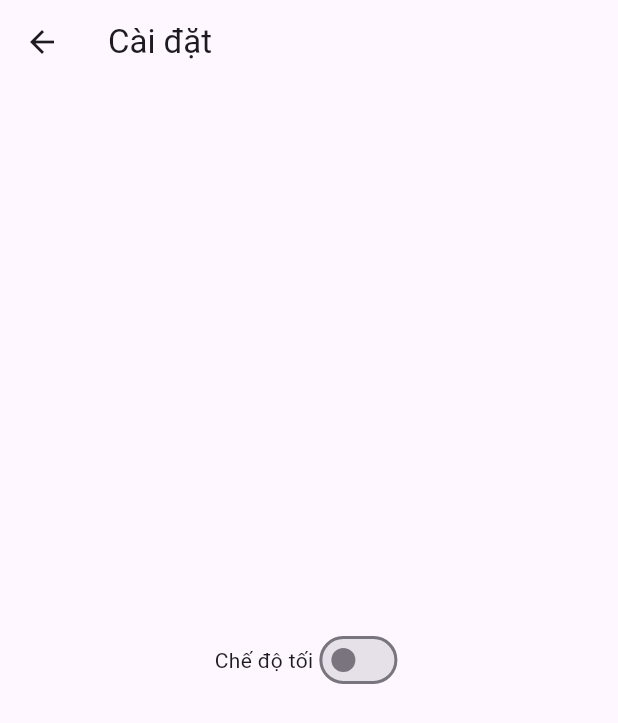
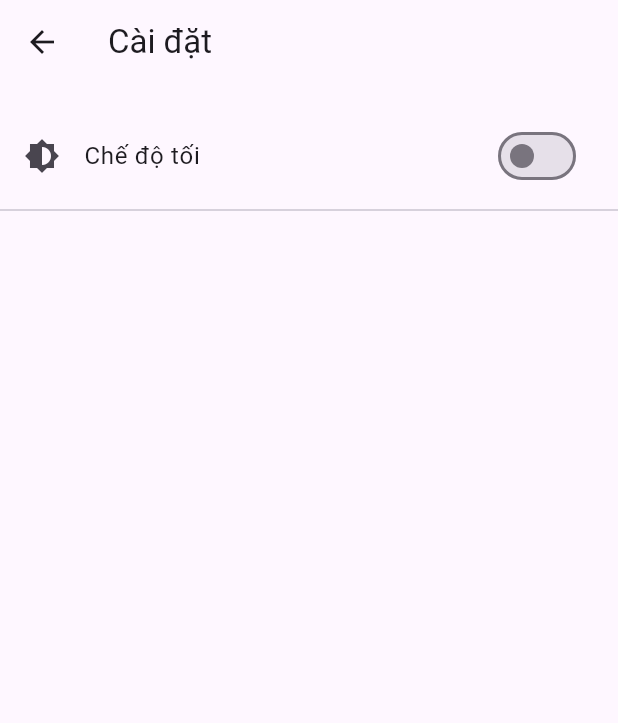
Before and after one commit to PaTH13U/daily_planner, a Flutter app: the SettingsScreen screen opened directly, on a phone screen of 412 x 824 dp. Shown: the top 723 px of the screen. Run offline on Flutter 3.47's test engine with Material 3 defaults, Android fonts, the phone set to English and light mode, and no system bars; our stand-ins replace table_calendar.

Commit message:
Refactor SettingsScreen UI and add dark mode toggle

```diff
--- a/lib/screens/settings_screen.dart
+++ b/lib/screens/settings_screen.dart
@@ -1,26 +1,71 @@
 import 'package:flutter/material.dart';
 import 'package:provider/provider.dart';
 import '../main.dart';
+import '../services/auth_service.dart';
 
 class SettingsScreen extends StatelessWidget {
   @override
   Widget build(BuildContext context) {
     final themeProvider = Provider.of<ThemeProvider>(context);
+    final authService = Provider.of<AuthService>(context);
+
     return Scaffold(
-      appBar: AppBar(title: const Text('Cài đặt')),
-      body: Center(
-        child: Row(
-          mainAxisAlignment: MainAxisAlignment.center,
-          children: [
-            const Text('Chế độ tối'),
-            Switch(
+      appBar: AppBar(
+        title: const Text('Cài đặt'),
+        elevation: 0,
+      ),
+      body: ListView(
+        children: [
+          const SizedBox(height: 20),
+          ListTile(
+            leading: Icon(Icons.brightness_6),
+            title: const Text('Chế độ tối'),
+            trailing: Switch(
               value: themeProvider.isDarkMode,
               onChanged: (value) {
                 themeProvider.toggleTheme();
               },
             ),
+          ),
+          const Divider(),
+          if (authService.isLoggedIn) ...[
+            ListTile(
+              leading: Icon(Icons.person),
+              title: const Text('Người dùng'),
+              subtitle: Text(authService.currentUser ?? 'Unknown User'),
+            ),
+            const Divider(),
+            ListTile(
+              leading: Icon(Icons.exit_to_app),
+              title: const Text('Đăng xuất'),
+              onTap: () {
+                showDialog(
+                  context: context,
+                  builder: (BuildContext context) {
+                    return AlertDialog(
+                      title: const Text('Xác nhận'),
+                      content: const Text('Bạn có chắc chắn muốn đăng xuất?'),
+                      actions: [
+                        TextButton(
+                          onPressed: () => Navigator.of(context).pop(),
+                          child: const Text('Hủy'),
+                        ),
+                        TextButton(
+                          onPressed: () {
+                            authService.logout();
+                            Navigator.of(context)
+                                .popUntil((route) => route.isFirst);
+                          },
+                          child: const Text('Đăng xuất'),
+                        ),
+                      ],
+                    );
+                  },
+                );
+              },
+            ),
           ],
-        ),
+        ],
       ),
     );
   }
--- a/pubspec.yaml
+++ b/pubspec.yaml
@@ -14,6 +14,8 @@ dependencies:
   table_calendar: ^3.0.0
   get_storage: ^2.1.1
   get: ^4.1.4
+  sqflite: ^2.0.0+3
+  path: ^1.8.0
 
 dev_dependencies:
   flutter_test:
```
Also changed, not shown: lib/services/auth_service.dart (line endings or trailing spaces), pubspec.lock, 1 other file.
